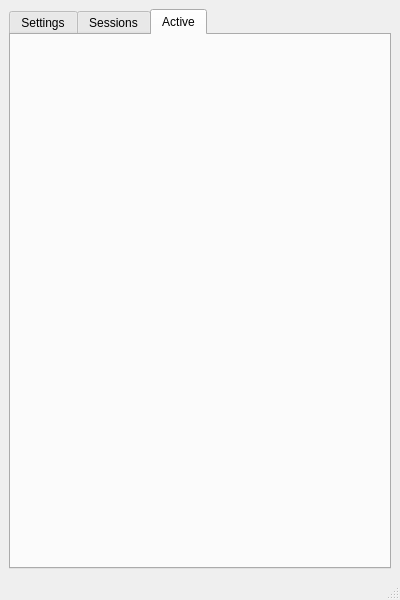
Before: the Qt Designer form mainwindow.ui in flowy-live/adhd, drawn with Qt 5.
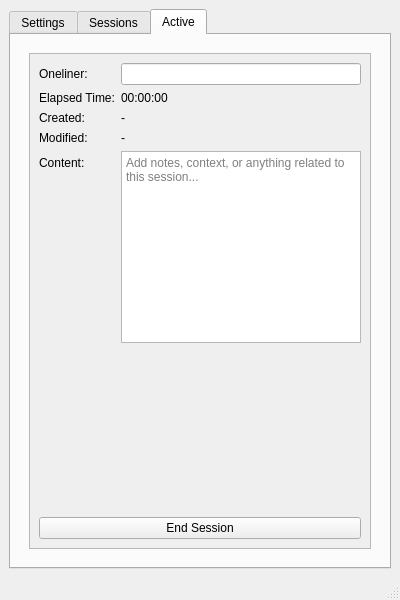
After: the same form once the commit is applied. The open tabs and pages were chosen to show the change. Icons and pictures are not drawn.

```diff
--- a/mainwindow.ui
+++ b/mainwindow.ui
@@ -74,6 +74,168 @@
        <attribute name="title">
         <string>Active</string>
        </attribute>
+       <layout class="QVBoxLayout" name="verticalLayout_3">
+        <item>
+         <widget class="QStackedWidget" name="activeStackedWidget">
+          <property name="currentIndex">
+           <number>0</number>
+          </property>
+          <widget class="QWidget" name="noSessionPage">
+           <layout class="QVBoxLayout" name="verticalLayout_4">
+            <item>
+             <spacer name="verticalSpacer">
+              <property name="orientation">
+               <enum>Qt::Vertical</enum>
+              </property>
+              <property name="sizeHint" stdset="0">
+               <size>
+                <width>20</width>
+                <height>40</height>
+               </size>
+              </property>
+             </spacer>
+            </item>
+            <item>
+             <widget class="QLabel" name="noSessionLabel">
+              <property name="text">
+               <string>No session running. Start a session to begin.</string>
+              </property>
+              <property name="alignment">
+               <set>Qt::AlignCenter</set>
+              </property>
+             </widget>
+            </item>
+            <item>
+             <spacer name="verticalSpacer_2">
+              <property name="orientation">
+               <enum>Qt::Vertical</enum>
+              </property>
+              <property name="sizeHint" stdset="0">
+               <size>
+                <width>20</width>
+                <height>40</height>
+               </size>
+              </property>
+             </spacer>
+            </item>
+           </layout>
+          </widget>
+          <widget class="QWidget" name="activeSessionPage">
+           <layout class="QVBoxLayout" name="verticalLayout_5">
+            <item>
+             <widget class="QScrollArea" name="scrollArea">
+              <property name="widgetResizable">
+               <bool>true</bool>
+              </property>
+              <widget class="QWidget" name="scrollAreaWidgetContents">
+               <property name="geometry">
+                <rect>
+                 <x>0</x>
+                 <y>0</y>
+                 <width>358</width>
+                 <height>457</height>
+                </rect>
+               </property>
+               <layout class="QVBoxLayout" name="verticalLayout_6">
+                <item>
+                 <layout class="QFormLayout" name="formLayout">
+                  <item row="0" column="0">
+                   <widget class="QLabel" name="label">
+                    <property name="text">
+                     <string>Oneliner:</string>
+                    </property>
+                   </widget>
+                  </item>
+                  <item row="0" column="1">
+                   <widget class="QLineEdit" name="oneLineEdit"/>
+                  </item>
+                  <item row="1" column="0">
+                   <widget class="QLabel" name="label_2">
+                    <property name="text">
+                     <string>Elapsed Time:</string>
+                    </property>
+                   </widget>
+                  </item>
+                  <item row="1" column="1">
+                   <widget class="QLabel" name="elapsedLabel">
+                    <property name="text">
+                     <string>00:00:00</string>
+                    </property>
+                   </widget>
+                  </item>
+                  <item row="2" column="0">
+                   <widget class="QLabel" name="label_4">
+                    <property name="text">
+                     <string>Created:</string>
+                    </property>
+                   </widget>
+                  </item>
+                  <item row="2" column="1">
+                   <widget class="QLabel" name="createdLabel">
+                    <property name="text">
+                     <string>-</string>
+                    </property>
+                   </widget>
+                  </item>
+                  <item row="3" column="0">
+                   <widget class="QLabel" name="label_5">
+                    <property name="text">
+                     <string>Modified:</string>
+                    </property>
+                   </widget>
+                  </item>
+                  <item row="3" column="1">
+                   <widget class="QLabel" name="modifiedLabel">
+                    <property name="text">
+                     <string>-</string>
+                    </property>
+                   </widget>
+                  </item>
+                  <item row="4" column="0">
+                   <widget class="QLabel" name="label_6">
+                    <property name="text">
+                     <string>Content:</string>
+                    </property>
+                   </widget>
+                  </item>
+                  <item row="4" column="1">
+                   <widget class="QTextEdit" name="contentTextEdit">
+                    <property name="placeholderText">
+                     <string>Add notes, context, or anything related to this session...</string>
+                    </property>
+                   </widget>
+                  </item>
+                 </layout>
+                </item>
+                <item>
+                 <spacer name="verticalSpacer_3">
+                  <property name="orientation">
+                   <enum>Qt::Vertical</enum>
+                  </property>
+                  <property name="sizeHint" stdset="0">
+                   <size>
+                    <width>20</width>
+                    <height>40</height>
+                   </size>
+                  </property>
+                 </spacer>
+                </item>
+                <item>
+                 <widget class="QPushButton" name="endSessionButton">
+                  <property name="text">
+                   <string>End Session</string>
+                  </property>
+                 </widget>
+                </item>
+               </layout>
+              </widget>
+             </widget>
+            </item>
+           </layout>
+          </widget>
+         </widget>
+        </item>
+       </layout>
       </widget>
      </widget>
     </item>
```
Left out of the diff: 31 changed lines with no effect on the pictures.
